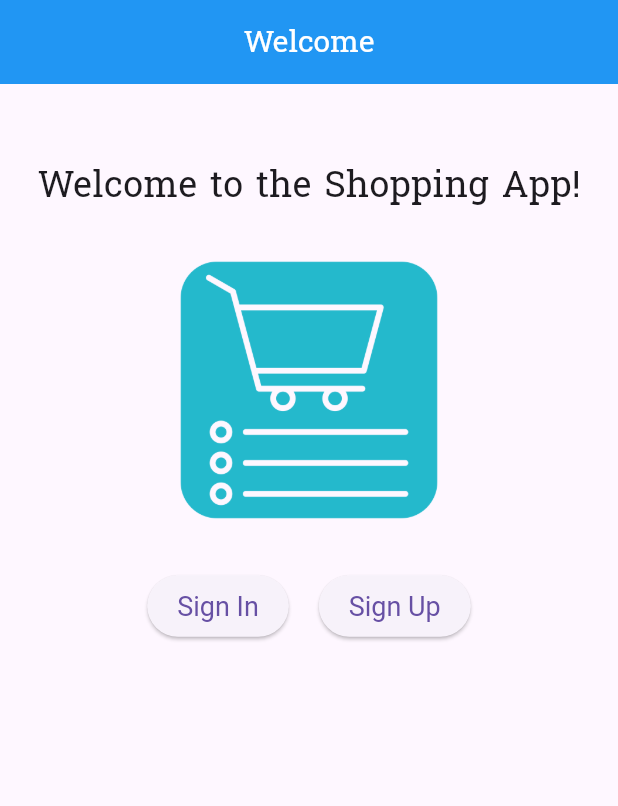
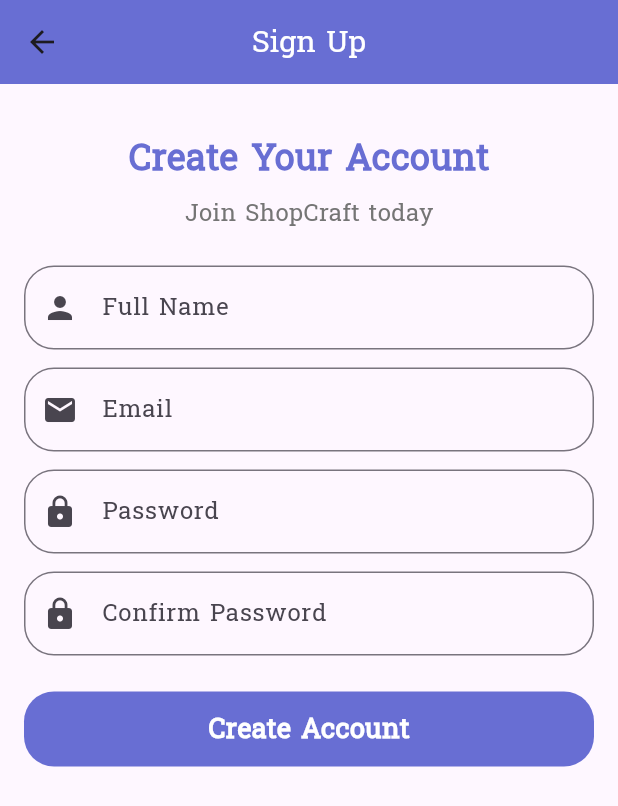
Before and after one commit to Alaanaser714/Shopping-App, a Flutter app: the screen it shows after launch, after a tap on "Sign Up", on a phone screen of 412 x 824 dp. Shown: the top 806 px of the screen. Run offline on Flutter 3.47's test engine with Material 3 defaults, Android fonts, the phone set to English and light mode, and no system bars; network calls fail.

Commit message:
finshed sign up and sign in screens

```diff
--- /dev/null
+++ b/lib/screens/sign_up_screen.dart
@@ -0,0 +1,162 @@
+import 'package:flutter/material.dart';
+import 'package:shopping_app/show_success_dialog.dart';
+import '../widgets/custom_text_field.dart';
+
+class SignUpScreen extends StatefulWidget {
+  const SignUpScreen({super.key});
+
+  @override
+  State<SignUpScreen> createState() => _SignUpScreenState();
+}
+
+class _SignUpScreenState extends State<SignUpScreen> {
+  final _formKey = GlobalKey<FormState>();
+  final nameController = TextEditingController();
+  final emailController = TextEditingController();
+  final passwordController = TextEditingController();
+  final confirmPasswordController = TextEditingController();
+
+  @override
+  Widget build(BuildContext context) {
+    return Scaffold(
+      appBar: AppBar(
+        title: const Text(
+          'Sign Up',
+          style: TextStyle(fontSize: 20, color: Colors.white),
+        ),
+        centerTitle: true,
+        backgroundColor: const Color(0xff686ED3),
+      ),
+      body: Padding(
+        padding: const EdgeInsets.all(16.0),
+        child: Form(
+          key: _formKey,
+          child: SingleChildScrollView(
+            child: Column(
+              children: [
+                const SizedBox(height: 16),
+                const Text(
+                  "Create Your Account",
+                  style: TextStyle(
+                    fontSize: 24,
+                    fontWeight: FontWeight.bold,
+                    color: Color(0xff686ED3),
+                  ),
+                ),
+                const SizedBox(height: 8),
+                Text(
+                  "Join ShopCraft today",
+                  style: TextStyle(fontSize: 16, color: Colors.grey[600]),
+                ),
+                const SizedBox(height: 24),
+
+                CustomTextField(
+                  label: "Full Name",
+                  hint: "Enter your full name",
+                  icon: Icons.person,
+                  controller: nameController,
+                  validator: (value) {
+                    if (value == null || value.isEmpty) {
+                      return "Please enter your full name";
+                    }
+                    if (!RegExp(r'^[A-Z]').hasMatch(value.trim())) {
+                      return "First letter must be uppercase";
+                    }
+                    return null;
+                  },
+                ),
+                const SizedBox(height: 12),
+
+                CustomTextField(
+                  label: "Email",
+                  hint: "Enter your email",
+                  icon: Icons.email,
+                  controller: emailController,
+                  validator: (value) {
+                    if (value == null || value.isEmpty) {
+                      return "Please enter your email";
+                    }
+                    if (!value.contains("@")) {
+                      return "Email must contain '@'";
+                    }
+                    return null;
+                  },
+                ),
+                const SizedBox(height: 12),
+
+                CustomTextField(
+                  label: "Password",
+                  hint: "Enter your password",
+                  icon: Icons.lock,
+                  controller: passwordController,
+                  obscureText: true,
+                  validator: (value) {
+                    if (value == null || value.length < 6) {
+                      return "Password must be at least 6 characters";
+                    }
+                    return null;
+                  },
+                ),
+                const SizedBox(height: 12),
+
+                CustomTextField(
+                  label: "Confirm Password",
+                  hint: "Re-enter your password",
+                  icon: Icons.lock,
+                  controller: confirmPasswordController,
+                  obscureText: true,
+                  validator: (value) {
+                    if (value != passwordController.text) {
+                      return "Passwords do not match";
+                    }
+                    return null;
+                  },
+                ),
+                const SizedBox(height: 24),
+
+                GestureDetector(
+                  onTap: () {
+                    if (_formKey.currentState!.validate()) {
+                      showSuccessDaialog(
+                        context,
+                        "Account created successfully!",
+                      );
+                    }
+                  },
+                  child: Container(
+                    padding: const EdgeInsets.symmetric(
+                      horizontal: 20,
+                      vertical: 12,
+                    ),
+                    decoration: BoxDecoration(
+                      color: const Color(0xff686ED3),
+                      borderRadius: BorderRadius.circular(20),
+                    ),
+                    alignment: Alignment.center,
+                    child: const Text(
+                      "Create Account",
+                      style: TextStyle(
+                        fontSize: 18,
+                        color: Colors.white,
+                        fontWeight: FontWeight.bold,
+                      ),
+                    ),
+                  ),
+                ),
+              ],
+            ),
+          ),
+        ),
+      ),
+    );
+  }
+
+  @override
+  void dispose() {
+    nameController.dispose();
+    emailController.dispose();
+    passwordController.dispose();
+    confirmPasswordController.dispose();
+    super.dispose();
+  }
+}
--- a/lib/screens/welcome_screen.dart
+++ b/lib/screens/welcome_screen.dart
@@ -1,4 +1,6 @@
 import 'package:flutter/material.dart';
+import 'package:shopping_app/screens/sign_in_screen.dart';
+import 'package:shopping_app/screens/sign_up_screen.dart';
 
 class WelcomeScreen extends StatelessWidget {
   const WelcomeScreen({super.key});
@@ -8,60 +10,79 @@ class WelcomeScreen extends StatelessWidget {
     return Scaffold(
       appBar: AppBar(
         title: Text(
-          'Welcome',
+          'ShopCraft',
           style: TextStyle(fontSize: 20, color: Colors.white),
         ),
         centerTitle: true,
-        backgroundColor: Colors.blue,
+        backgroundColor: Color(0xff686ED3),
       ),
-      body: Column(
-        crossAxisAlignment: CrossAxisAlignment.center,
+      body: Center(
+        child: Column(
           children: <Widget>[
-          const SizedBox(height: 50),
+            const SizedBox(height: 20),
             const Text(
-            'Welcome to the Shopping App!',
+              'Your Premium Shopping Experience',
               style: TextStyle(fontSize: 24),
+              textAlign: TextAlign.center,
             ),
             const SizedBox(height: 20),
             Image.asset("assets/images/8750985.png", width: 200, height: 200),
 
             const SizedBox(height: 20),
+
             Row(
               mainAxisAlignment: MainAxisAlignment.center,
               children: [
                 ElevatedButton(
                   onPressed: () {
-                  Navigator.pushNamed(context, '/home');
+                    Navigator.push(
+                      context,
+                      MaterialPageRoute(
+                        builder: (context) => const SignInScreen(),
+                      ),
+                    );
                   },
-                child: const Text('Sign In'),
 
                   style: ElevatedButton.styleFrom(
                     padding: const EdgeInsets.symmetric(
                       horizontal: 20,
                       vertical: 10,
                     ),
-                  textStyle: const TextStyle(fontSize: 18),
+                    textStyle: const TextStyle(
+                      fontSize: 18,
+                      color: Color(0xff686ED3),
                     ),
+                  ),
+                  child: const Text('Sign In'),
                 ),
                 const SizedBox(width: 20),
                 ElevatedButton(
                   onPressed: () {
-                  Navigator.pushNamed(context, '/home');
+                    Navigator.push(
+                      context,
+                      MaterialPageRoute(
+                        builder: (context) => const SignUpScreen(),
+                      ),
+                    );
                   },
-                child: const Text('Sign Up'),
 
                   style: ElevatedButton.styleFrom(
                     padding: const EdgeInsets.symmetric(
                       horizontal: 20,
                       vertical: 10,
                     ),
-                  textStyle: const TextStyle(fontSize: 18),
+                    textStyle: const TextStyle(
+                      fontSize: 18,
+                      color: Color(0xff686ED3),
                     ),
+                  ),
+                  child: const Text('Sign Up'),
                 ),
               ],
             ),
           ],
         ),
+      ),
     );
   }
 }
--- /dev/null
+++ b/lib/widgets/custom_text_field.dart
@@ -0,0 +1,41 @@
+import 'package:flutter/material.dart';
+
+class CustomTextField extends StatelessWidget {
+  final String label;
+  final String hint;
+  final IconData icon;
+  final TextEditingController controller;
+  final bool obscureText;
+  final String? Function(String?)? validator;
+
+  const CustomTextField({
+    super.key,
+    required this.label,
+    required this.hint,
+    required this.icon,
+    required this.controller,
+    this.obscureText = false,
+    this.validator,
+  });
+
+  @override
+  Widget build(BuildContext context) {
+    return TextFormField(
+      controller: controller,
+      obscureText: obscureText,
+      validator: validator,
+      decoration: InputDecoration(
+        labelText: label,
+        hintText: hint,
+        prefixIcon: Icon(icon),
+        border: const OutlineInputBorder(
+          borderRadius: BorderRadius.all(Radius.circular(20)),
+          borderSide: BorderSide(
+            color: Color(0xff686ED3),
+            width: 2,
+          ),
+        ),
+      ),
+    );
+  }
+}
```
Also changed, not shown: lib/screens/home_screen.dart (added, +137 -0 lines), lib/screens/sign_in_screen.dart (added, +125 -0 lines), lib/show_success_dialog.dart (added, +40 -0 lines). Lines whose indentation alone changed are shown as unchanged.
